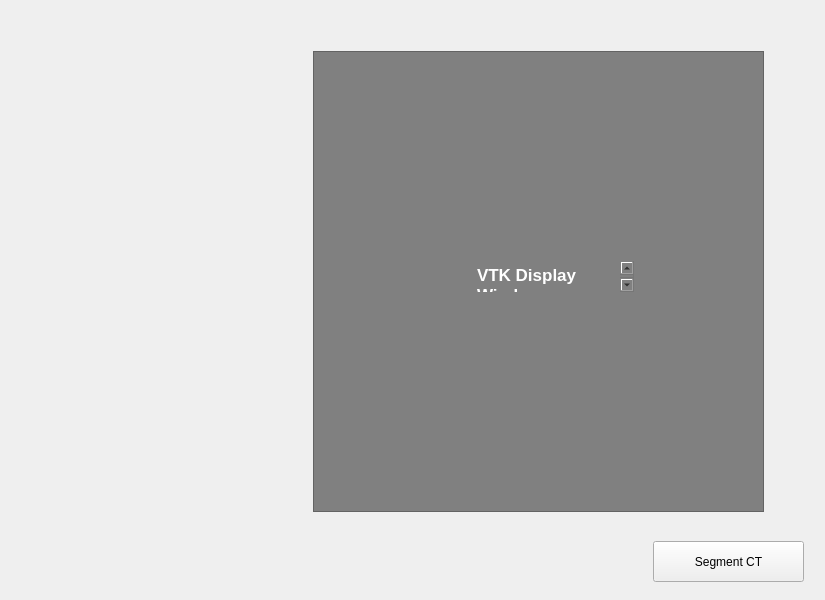
The window that frontend_pages/segmentation/segmentation_window.ui (sdpunit/OrthoVis) describes before a commit, drawn with Qt 5.
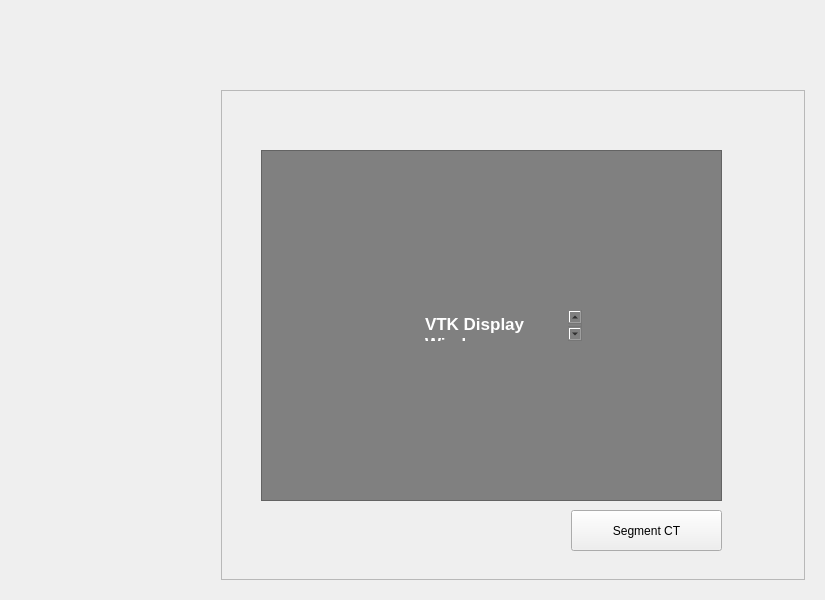
The same window after the commit. Custom widgets are drawn as their Qt base class.

Commit message: Finalising the prototype for the segmentation page.

Diff of the .ui file:
```diff
--- a/frontend_pages/segmentation/segmentation_window.ui
+++ b/frontend_pages/segmentation/segmentation_window.ui
@@ -13,32 +13,81 @@
   <property name="windowTitle">
    <string>Form</string>
   </property>
-  <layout class="QHBoxLayout" name="horizontalLayout" stretch="1,2">
+  <layout class="QHBoxLayout" name="horizontalLayout" stretch="0">
    <item>
-    <widget class="Sidebar" name="widget" native="true"/>
+    <widget class="QWidget" name="widget" native="true">
+     <layout class="QHBoxLayout" name="horizontalLayout_2" stretch="1,3">
+      <item>
+       <widget class="Sidebar" name="sidebar" native="true">
+        <property name="sizePolicy">
+         <sizepolicy hsizetype="Expanding" vsizetype="Expanding">
+          <horstretch>1</horstretch>
+          <verstretch>1</verstretch>
+         </sizepolicy>
+        </property>
+       </widget>
    </item>
    <item>
-    <widget class="QWidget" name="widget_2" native="true">
-     <widget class="QPushButton" name="segment_btn">
-      <property name="geometry">
-       <rect>
-        <x>370</x>
-        <y>530</y>
-        <width>151</width>
-        <height>41</height>
-       </rect>
-      </property>
-      <property name="text">
-       <string>Segment CT</string>
-      </property>
-     </widget>
-     <widget class="QFrame" name="frame">
+       <widget class="QWidget" name="mainpanel" native="true">
+        <property name="sizePolicy">
+         <sizepolicy hsizetype="Expanding" vsizetype="Expanding">
+          <horstretch>0</horstretch>
+          <verstretch>0</verstretch>
+         </sizepolicy>
+        </property>
+        <layout class="QVBoxLayout" name="verticalLayout">
+         <property name="spacing">
+          <number>0</number>
+         </property>
+         <property name="leftMargin">
+          <number>0</number>
+         </property>
+         <property name="topMargin">
+          <number>0</number>
+         </property>
+         <property name="rightMargin">
+          <number>0</number>
+         </property>
+         <property name="bottomMargin">
+          <number>0</number>
+         </property>
+         <item>
+          <widget class="Titlebar" name="titlebar" native="true">
+           <property name="sizePolicy">
+            <sizepolicy hsizetype="Expanding" vsizetype="Fixed">
+             <horstretch>0</horstretch>
+             <verstretch>0</verstretch>
+            </sizepolicy>
+           </property>
+           <property name="minimumSize">
+            <size>
+             <width>0</width>
+             <height>70</height>
+            </size>
+           </property>
+          </widget>
+         </item>
+         <item>
+          <widget class="QFrame" name="frame_2">
+           <property name="sizePolicy">
+            <sizepolicy hsizetype="Expanding" vsizetype="Expanding">
+             <horstretch>0</horstretch>
+             <verstretch>0</verstretch>
+            </sizepolicy>
+           </property>
+           <property name="frameShape">
+            <enum>QFrame::Shape::StyledPanel</enum>
+           </property>
+           <property name="frameShadow">
+            <enum>QFrame::Shadow::Raised</enum>
+           </property>
+           <widget class="QFrame" name="frame_3">
       <property name="geometry">
        <rect>
-        <x>30</x>
-        <y>40</y>
-        <width>451</width>
-        <height>461</height>
+              <x>40</x>
+              <y>60</y>
+              <width>461</width>
+              <height>351</height>
        </rect>
       </property>
       <property name="styleSheet">
@@ -50,11 +99,11 @@
       <property name="frameShadow">
        <enum>QFrame::Shadow::Raised</enum>
       </property>
-      <widget class="QTextEdit" name="textEdit">
+            <widget class="QTextEdit" name="textEdit_2">
        <property name="geometry">
         <rect>
          <x>160</x>
-         <y>210</y>
+               <y>160</y>
          <width>161</width>
          <height>31</height>
         </rect>
@@ -76,6 +125,25 @@
        </property>
       </widget>
      </widget>
+           <widget class="QPushButton" name="segment_btn_2">
+            <property name="geometry">
+             <rect>
+              <x>350</x>
+              <y>420</y>
+              <width>151</width>
+              <height>41</height>
+             </rect>
+            </property>
+            <property name="text">
+             <string>Segment CT</string>
+            </property>
+           </widget>
+          </widget>
+         </item>
+        </layout>
+       </widget>
+      </item>
+     </layout>
     </widget>
    </item>
   </layout>
@@ -87,6 +155,12 @@
    <header location="global">sidebar</header>
    <container>1</container>
   </customwidget>
+  <customwidget>
+   <class>Titlebar</class>
+   <extends>QWidget</extends>
+   <header location="global">widgets.titlebar.titlebar</header>
+   <container>1</container>
+  </customwidget>
  </customwidgets>
  <resources/>
  <connections/>
```
Lines whose indentation alone changed are shown as unchanged. The commit also changes 2 other files.
